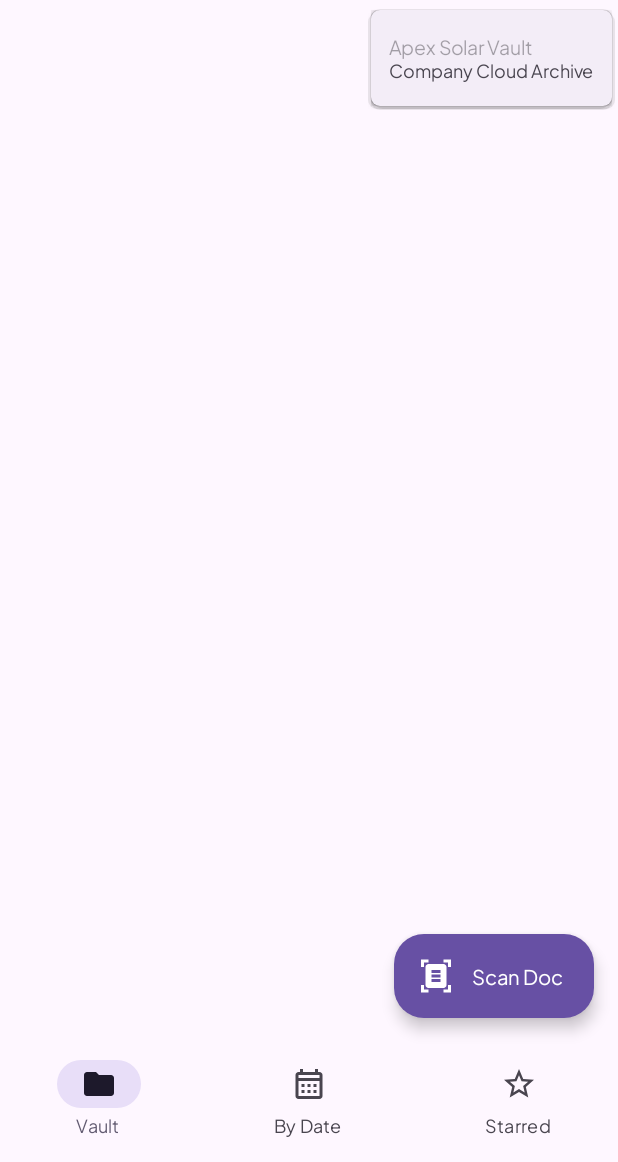
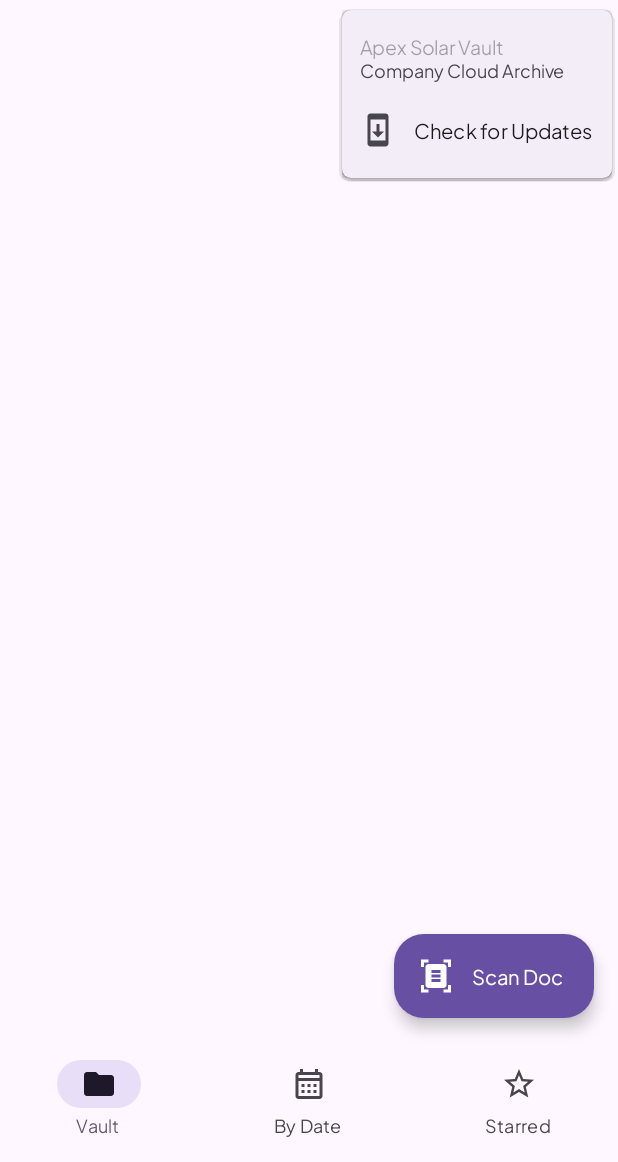
Before and after one commit to azizthekiller528/Apex-Solar-Work, an Android app built with Jetpack Compose: the screen it shows after launch (MainActivity), after a tap on an icon or button, on a phone screen of 412 x 824 dp, the part 74-1236 px from its top. Run offline under Robolectric (Android 15) with nearby library versions, the phone set to English and light mode, and no system bars; our stand-ins replace Firebase (no records; nobody signed in at launch, a user with empty details on screens opened directly); 20 statements that could not run were skipped.

Commit message:
feat: in-app auto-updater and build Apex Solar Work v1.5

```diff
--- a/app/src/main/AndroidManifest.xml
+++ b/app/src/main/AndroidManifest.xml
@@ -4,6 +4,7 @@
 
     <uses-permission android:name="android.permission.INTERNET" />
     <uses-permission android:name="android.permission.CAMERA" />
+    <uses-permission android:name="android.permission.REQUEST_INSTALL_PACKAGES" />
 
     <uses-feature
         android:name="android.hardware.camera"
--- a/app/src/main/java/com/example/ui/DocFolioApp.kt
+++ b/app/src/main/java/com/example/ui/DocFolioApp.kt
@@ -12,6 +12,7 @@ import androidx.compose.foundation.layout.Row
 import androidx.compose.foundation.layout.WindowInsets
 import androidx.compose.foundation.layout.fillMaxHeight
 import androidx.compose.foundation.layout.fillMaxSize
+import androidx.compose.foundation.layout.fillMaxWidth
 import androidx.compose.foundation.layout.navigationBars
 import androidx.compose.foundation.layout.padding
 import androidx.compose.foundation.layout.size
@@ -19,15 +20,21 @@ import androidx.compose.material.icons.Icons
 import androidx.compose.material.icons.automirrored.filled.Logout
 import androidx.compose.material.icons.filled.CalendarMonth
 import androidx.compose.material.icons.filled.DocumentScanner
+import androidx.compose.material.icons.filled.Download
 import androidx.compose.material.icons.filled.Folder
 import androidx.compose.material.icons.filled.Star
+import androidx.compose.material.icons.filled.SystemUpdate
 import androidx.compose.material.icons.outlined.CalendarMonth
 import androidx.compose.material.icons.outlined.Folder
 import androidx.compose.material.icons.outlined.StarBorder
 import androidx.compose.material3.AlertDialog
+import androidx.compose.material3.Button
 import androidx.compose.material3.DropdownMenu
 import androidx.compose.material3.DropdownMenuItem
 import androidx.compose.material3.ExperimentalMaterial3Api
+import androidx.compose.material3.LinearProgressIndicator
+import com.example.util.AppUpdateManager
+import com.example.viewmodel.AppUpdateState
 import androidx.compose.material3.ExtendedFloatingActionButton
 import androidx.compose.material3.FloatingActionButton
 import androidx.compose.material3.Icon
@@ -137,6 +144,11 @@ fun DocFolioApp(
     val dateLookupMode by viewModel.dateLookupMode.collectAsStateWithLifecycle()
     val scanState by viewModel.scanState.collectAsStateWithLifecycle()
     val isExportingPdf by viewModel.isExportingPdf.collectAsStateWithLifecycle()
+    val appUpdateState by viewModel.appUpdateState.collectAsStateWithLifecycle()
+
+    LaunchedEffect(Unit) {
+        viewModel.checkForAppUpdates(currentVersionCode = 6L, silent = true)
+    }
 
     var currentTab by remember { mutableStateOf(MainTab.VAULT) }
     var selectedDocId by remember { mutableStateOf<String?>(null) }
@@ -379,6 +391,19 @@ fun DocFolioApp(
                                     },
                                     onClick = { showAccountMenu = false },
                                     enabled = false
+                                )
+                                DropdownMenuItem(
+                                    text = { Text("Check for Updates") },
+                                    leadingIcon = {
+                                        Icon(
+                                            imageVector = Icons.Default.SystemUpdate,
+                                            contentDescription = null
+                                        )
+                                    },
+                                    onClick = {
+                                        showAccountMenu = false
+                                        viewModel.checkForAppUpdates(currentVersionCode = 6L, silent = false)
+                                    }
                                 )
                                 if (currentUser != null) {
                                     DropdownMenuItem(
@@ -623,4 +648,96 @@ fun DocFolioApp(
             }
         )
     }
+
+    when (val state = appUpdateState) {
+        is AppUpdateState.Available -> {
+            AlertDialog(
+                onDismissRequest = viewModel::dismissUpdateDialog,
+                icon = {
+                    Icon(
+                        imageVector = Icons.Default.SystemUpdate,
+                        contentDescription = null,
+                        tint = MaterialTheme.colorScheme.primary
+                    )
+                },
+                title = { Text("Update Available • v${state.info.versionName}") },
+                text = {
+                    Column(verticalArrangement = Arrangement.spacedBy(8.dp)) {
+                        Text("A new version of Apex Solar Work is ready to install.")
+                        if (state.info.releaseNotes.isNotBlank()) {
+                            Surface(
+                                color = MaterialTheme.colorScheme.surfaceVariant,
+                                shape = androidx.compose.foundation.shape.RoundedCornerShape(8.dp),
+                                modifier = Modifier.fillMaxWidth()
+                            ) {
+                                Text(
+                                    text = state.info.releaseNotes,
+                                    style = MaterialTheme.typography.bodySmall,
+                                    modifier = Modifier.padding(10.dp)
+                                )
+                            }
+                        }
+                    }
+                },
+                confirmButton = {
+                    Button(onClick = { viewModel.downloadAndInstallUpdate(context, state.info) }) {
+                        Text("Update Now")
+                    }
+                },
+                dismissButton = {
+                    TextButton(onClick = viewModel::dismissUpdateDialog) {
+                        Text("Later")
+                    }
+                }
+            )
+        }
+
+        is AppUpdateState.Downloading -> {
+            AlertDialog(
+                onDismissRequest = { /* Cannot cancel during active download */ },
+                icon = {
+                    Icon(
+                        imageVector = Icons.Default.Download,
+                        contentDescription = null,
+                        tint = MaterialTheme.colorScheme.primary
+                    )
+                },
+                title = { Text("Downloading Update...") },
+                text = {
+                    Column(
+                        verticalArrangement = Arrangement.spacedBy(12.dp),
+                        horizontalAlignment = Alignment.CenterHorizontally,
+                        modifier = Modifier.fillMaxWidth()
+                    ) {
+                        LinearProgressIndicator(
+                            progress = { state.percent / 100f },
+                            modifier = Modifier.fillMaxWidth()
+                        )
+                        Text("${state.percent}%", style = MaterialTheme.typography.labelMedium)
+                    }
+                },
+                confirmButton = {}
+            )
+        }
+
+        is AppUpdateState.ReadyToInstall -> {
+            AlertDialog(
+                onDismissRequest = viewModel::dismissUpdateDialog,
+                title = { Text("Download Complete") },
+                text = { Text("Tap Install to complete updating to the latest version.") },
+                confirmButton = {
+                    Button(onClick = { AppUpdateManager.installApk(context, state.apkFile) }) {
+                        Text("Install")
+                    }
+                },
+                dismissButton = {
+                    TextButton(onClick = viewModel::dismissUpdateDialog) {
+                        Text("Dismiss")
+                    }
+                }
+            )
+        }
+
+        else -> Unit
+    }
 }
--- a/app/src/main/res/xml/file_paths.xml
+++ b/app/src/main/res/xml/file_paths.xml
@@ -3,4 +3,5 @@
     <files-path name="docfolio_files" path="docfolio/" />
     <cache-path name="docfolio_cache" path="captures/" />
     <cache-path name="docfolio_exports" path="exports/" />
+    <cache-path name="docfolio_updates" path="updates/" />
 </paths>
```
Also changed, not shown: app/src/main/java/com/example/util/AppUpdateManager.kt (added, +161 -0 lines), app/src/main/java/com/example/viewmodel/DocFolioViewModel.kt (+65 -0 lines), 2 other files.
